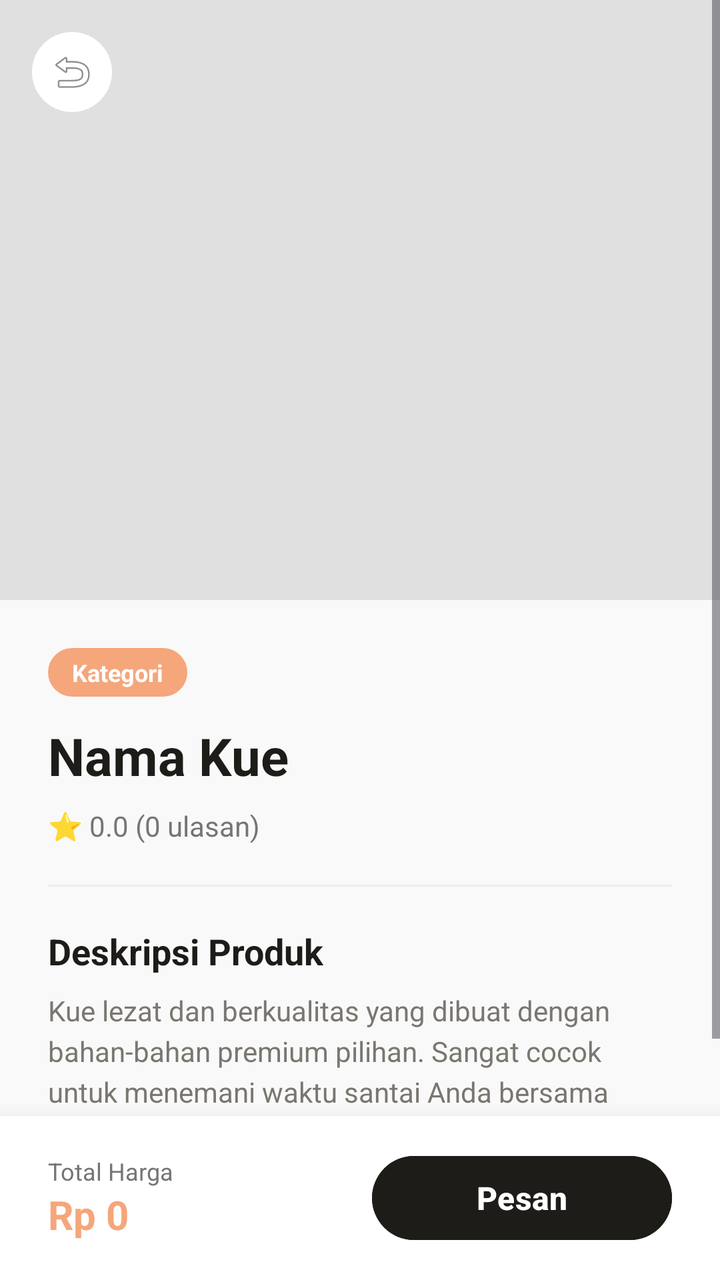
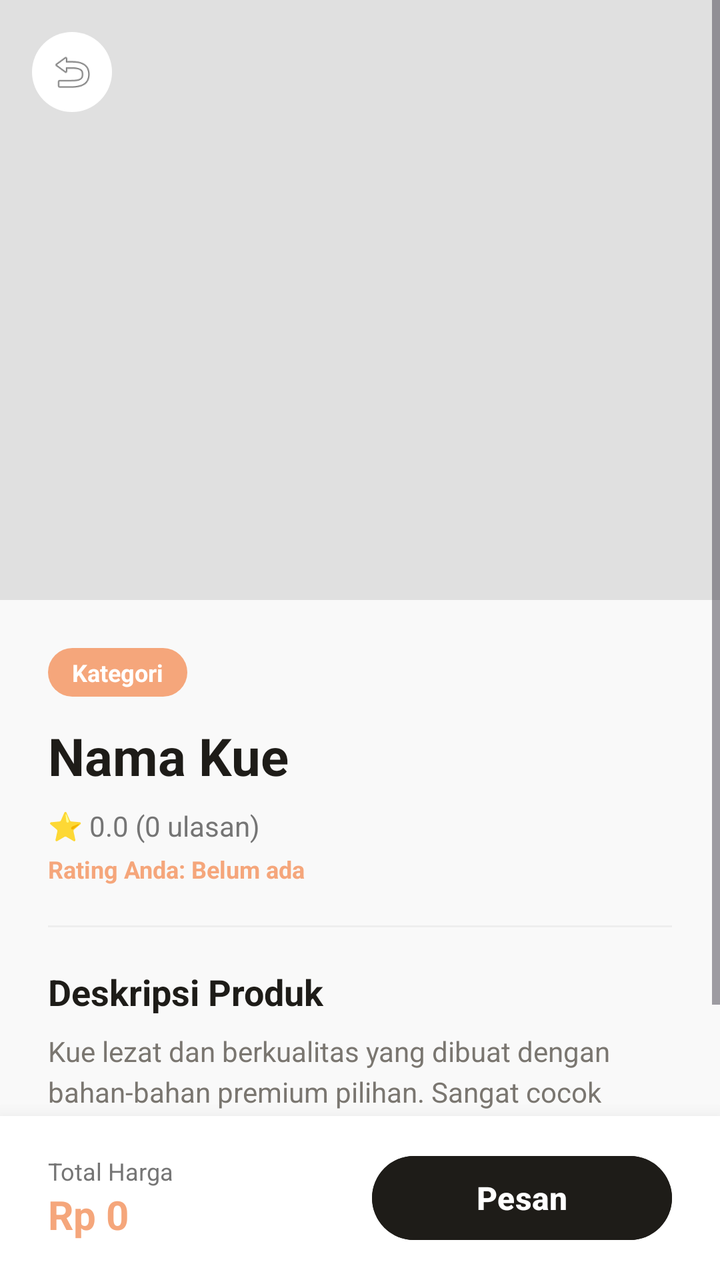

Compare the two renders of this Android layout. The source of the first and the diff that turns it into the second are given below.
<!-- AndroidManifest.xml: application theme Theme.KueWeh -->
<!-- res/layout/activity_detail.xml -->
<?xml version="1.0" encoding="utf-8"?>
<RelativeLayout xmlns:android="http://schemas.android.com/apk/res/android"
    android:layout_width="match_parent"
    android:layout_height="match_parent"
    android:background="#F9F9F9">

    <ScrollView
        android:layout_width="match_parent"
        android:layout_height="match_parent"
        android:layout_above="@id/bottomBar"
        android:fillViewport="true">

        <LinearLayout
            android:layout_width="match_parent"
            android:layout_height="wrap_content"
            android:orientation="vertical">

            <ImageView
                android:id="@+id/imgDetailKue"
                android:layout_width="match_parent"
                android:layout_height="300dp"
                android:scaleType="centerCrop"
                android:background="#E0E0E0" />

            <LinearLayout
                android:layout_width="match_parent"
                android:layout_height="wrap_content"
                android:orientation="vertical"
                android:padding="24dp">

                <TextView
                    android:id="@+id/tvDetailKategori"
                    android:layout_width="wrap_content"
                    android:layout_height="wrap_content"
                    android:background="@drawable/bg_chip_active"
                    android:paddingHorizontal="12dp"
                    android:paddingVertical="4dp"
                    android:text="Kategori"
                    android:textColor="#FFFFFF"
                    android:textSize="12sp"
                    android:textStyle="bold"
                    android:layout_marginBottom="12dp"/>

                <TextView
                    android:id="@+id/tvDetailNama"
                    android:layout_width="match_parent"
                    android:layout_height="wrap_content"
                    android:text="Nama Kue"
                    android:textColor="#1E1C18"
                    android:textSize="26sp"
                    android:textStyle="bold" />

                <TextView
                    android:id="@+id/tvDetailRating"
                    android:layout_width="wrap_content"
                    android:layout_height="wrap_content"
                    android:layout_marginTop="8dp"
                    android:text="⭐ 0.0 (0 ulasan)"
                    android:textColor="#757575"
                    android:textSize="14sp" />

                <View
                    android:layout_width="match_parent"
                    android:layout_height="1dp"
                    android:layout_marginVertical="20dp"
                    android:background="#EEEEEE" />

                <TextView
                    android:layout_width="wrap_content"
                    android:layout_height="wrap_content"
                    android:text="Deskripsi Produk"
                    android:textColor="#1E1C18"
                    android:textSize="18sp"
                    android:textStyle="bold"
                    android:layout_marginBottom="8dp"/>

                <TextView
                    android:layout_width="match_parent"
                    android:layout_height="wrap_content"
                    android:text="Kue lezat dan berkualitas yang dibuat dengan bahan-bahan premium pilihan. Sangat cocok untuk menemani waktu santai Anda bersama keluarga atau orang terkasih."
                    android:textColor="#7A7670"
                    android:textSize="14sp"
                    android:lineSpacingExtra="4dp"/>

            </LinearLayout>
        </LinearLayout>
    </ScrollView>

    <LinearLayout
        android:id="@+id/bottomBar"
        android:layout_width="match_parent"
        android:layout_height="wrap_content"
        android:layout_alignParentBottom="true"
        android:background="#FFFFFF"
        android:elevation="16dp"
        android:orientation="horizontal"
        android:paddingHorizontal="24dp"
        android:paddingVertical="16dp"
        android:gravity="center_vertical">

        <LinearLayout
            android:layout_width="0dp"
            android:layout_height="wrap_content"
            android:layout_weight="1"
            android:orientation="vertical">

            <TextView
                android:layout_width="wrap_content"
                android:layout_height="wrap_content"
                android:text="Total Harga"
                android:textColor="#757575"
                android:textSize="12sp" />

            <TextView
                android:id="@+id/tvDetailHarga"
                android:layout_width="wrap_content"
                android:layout_height="wrap_content"
                android:text="Rp 0"
                android:textColor="#F5A67B"
                android:textSize="20sp"
                android:textStyle="bold" />
        </LinearLayout>

        <Button
            android:id="@+id/btnPesanSekarang"
            android:layout_width="150dp"
            android:layout_height="50dp"
            android:backgroundTint="#1E1C18"
            android:text="Pesan"
            android:textColor="#FFFFFF"
            android:textSize="16sp"
            android:textStyle="bold" />
    </LinearLayout>

    <ImageView
        android:id="@+id/btnBack"
        android:layout_width="40dp"
        android:layout_height="40dp"
        android:layout_margin="16dp"
        android:background="@drawable/bg_search_rounded"
        android:padding="8dp"
        android:src="@android:drawable/ic_menu_revert" />

</RelativeLayout>
<!-- resources referenced by this layout -->
<resources>
  <!-- drawable bg_chip_active (drawable) -->
  <?xml version="1.0" encoding="utf-8"?>
  <shape xmlns:android="http://schemas.android.com/apk/res/android">
      <solid android:color="#F5A67B" /> <corners android:radius="16dp" />
  </shape>
  <!-- drawable bg_search_rounded (drawable) -->
  <?xml version="1.0" encoding="utf-8"?>
  <shape xmlns:android="http://schemas.android.com/apk/res/android">
      <solid android:color="#FFFFFF" />
      <corners android:radius="24dp" /> </shape>
  <style name="Theme.KueWeh" parent="Base.Theme.KueWeh" />
  <style name="Base.Theme.KueWeh" parent="Theme.Material3.DayNight.NoActionBar">
          
          
      </style>
</resources>

<!-- the commit's change to res/layout/activity_detail.xml (unified diff, before → after) -->
@@ -58,6 +58,17 @@
                     android:text="⭐ 0.0 (0 ulasan)"
                     android:textColor="#757575"
                     android:textSize="14sp" />
+
+                <TextView
+                    android:id="@+id/tvPersonalRating"
+                    android:layout_width="wrap_content"
+                    android:layout_height="wrap_content"
+                    android:layout_marginTop="4dp"
+                    android:text="Rating Anda: Belum ada"
+                    android:textColor="#F5A67B"
+                    android:textSize="12sp"
+                    android:textStyle="bold"
+                    android:visibility="visible" />
 
                 <View
                     android:layout_width="match_parent"
